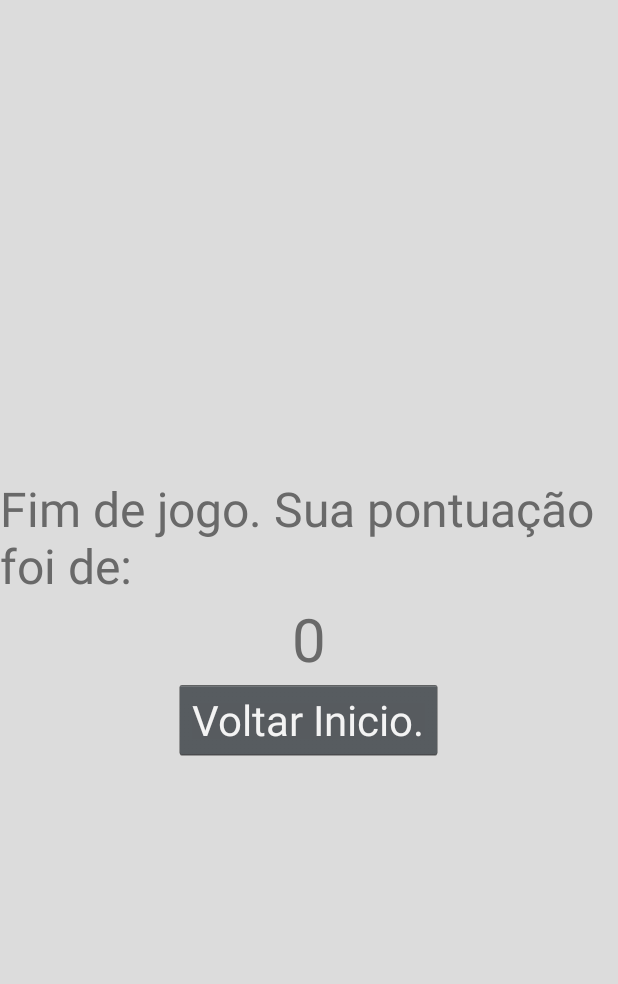
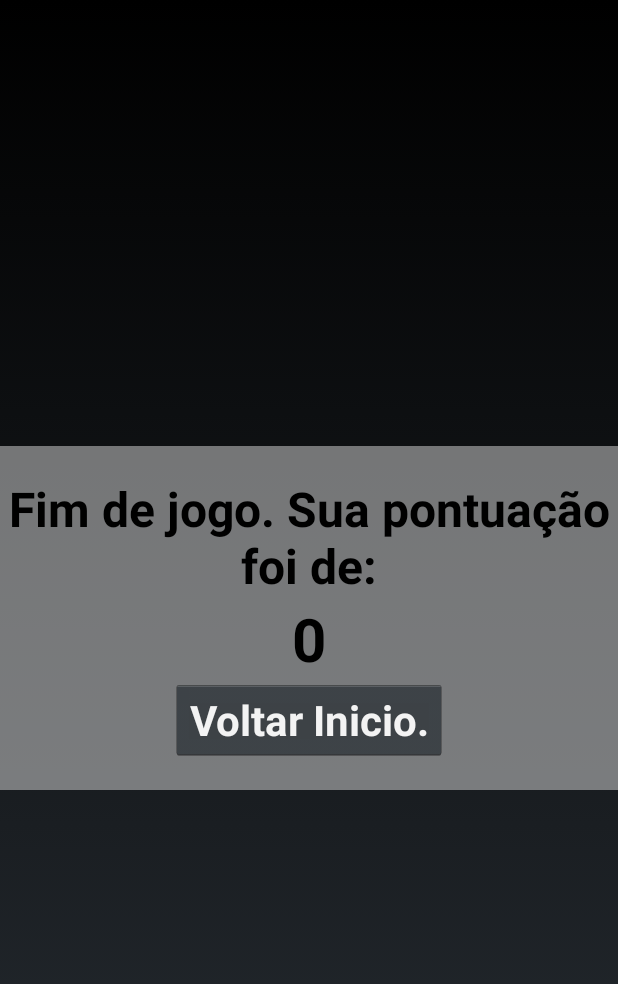
Before and after one commit to jeffersoncsilva/JogodaMemoria2, an Android app: the layout menu_final.xml on its own in the app's theme, with its tools: preview values and no code run, on a phone screen of 412 x 824 dp. Shown: the top 984 px of the screen. Run offline under Robolectric (Android 15) with nearby library versions, the phone set to English and light mode, and no system bars.

```diff
--- a/app/src/main/java/jcgames/com/br/jogodamemoria2/Card.java
+++ b/app/src/main/java/jcgames/com/br/jogodamemoria2/Card.java
@@ -43,12 +43,11 @@ public class Card {
     }
 
 
+    public void setImageView(ImageView im){this.img = im;}
 
 
-    public void setImageView(ImageView im){this.img = im;}
-
     public int getIdImagem(){return  this.idImagem;}
-    public boolean getFaced(){ return this.isFacedUp; }
+    public boolean isFacedUp(){ return this.isFacedUp; }
     public void setIsFacedUp(boolean value){this.isFacedUp = value;}
     public String getNomeImgView() {return this.nomeImgView;}
     public void setNomeImgView(String nome){this.nomeImgView = nome;}
--- a/app/src/main/java/jcgames/com/br/jogodamemoria2/DificioActivity.java
+++ b/app/src/main/java/jcgames/com/br/jogodamemoria2/DificioActivity.java
@@ -20,12 +20,16 @@ public class DificioActivity extends Activity {
         txtPontos.setText("Pontos: 0");
 
 
-        controlador = new CartasControler(24, getBaseContext(), txtPontos);
+        controlador = new CartasControler(24, getBaseContext(), txtPontos, this);
     }
 
     @Override
     protected void onDestroy(){
         super.onDestroy();
+        destroyObjetos();
+    }
+
+    public void destroyObjetos(){
         controlador = null;
         System.gc();
     }
--- a/app/src/main/res/layout/menu_final.xml
+++ b/app/src/main/res/layout/menu_final.xml
@@ -1,9 +1,13 @@
 <?xml version="1.0" encoding="utf-8"?>
-<LinearLayout xmlns:android="http://schemas.android.com/apk/res/android"
-    android:orientation="vertical" android:layout_width="match_parent"
-    android:layout_height="match_parent"
-    android:background="@color/corBranca"
-    android:gravity="center">
+<LinearLayout
+    xmlns:android="http://schemas.android.com/apk/res/android"
+    android:orientation="vertical"
+    android:layout_width="wrap_content"
+    android:layout_height="wrap_content"
+    android:background="@color/fundoMenuFinal"
+    android:layout_gravity="center"
+    android:paddingBottom="20dp"
+    android:paddingTop="20dp">
 
 
     <TextView
@@ -13,7 +17,9 @@
         android:layout_gravity="center_horizontal"
         android:text="@string/txtFinal"
         android:textSize="32dp"
-        android:textColor="@color/preto"/>
+        android:textColor="@color/preto"
+        android:textAlignment="center"
+        android:textStyle="bold"/>
 
     <TextView
         android:id="@+id/txtPontosFinal"
@@ -22,6 +28,7 @@
         android:layout_gravity="center"
         android:text="0"
         android:textSize="40dp"
+        android:textStyle="bold"
         android:textColor="@color/preto"/>
 
     <Button
@@ -31,7 +38,7 @@
         android:layout_gravity="center"
         android:text="@string/btnVoltar"
         android:textSize="28dp"
-        />
+        android:textStyle="bold" />
 
 
 
--- a/app/src/main/res/values/colors.xml
+++ b/app/src/main/res/values/colors.xml
@@ -4,5 +4,6 @@
     <color name="colorPrimaryDark">#303F9F</color>
     <color name="colorAccent">#FF4081</color>
     <color name="corBranca">#DCDCDC</color>
-    <color name="preto">#696969</color>
+    <color name="fundoMenuFinal">#80DCDCDC</color>
+    <color name="preto">#000000</color>
 </resources>
```
Also changed, not shown: app/src/main/java/jcgames/com/br/jogodamemoria2/CartasControler.java (+16 -14 lines), app/src/main/java/jcgames/com/br/jogodamemoria2/ChangeImageTask.java (+60 -8 lines), app/src/main/java/jcgames/com/br/jogodamemoria2/FacilActivity.java (+6 -4 lines), app/src/main/java/jcgames/com/br/jogodamemoria2/MedioActivity.java (+8 -1 lines), app/src/main/java/jcgames/com/br/jogodamemoria2/Pontos.java (added, +41 -0 lines).
